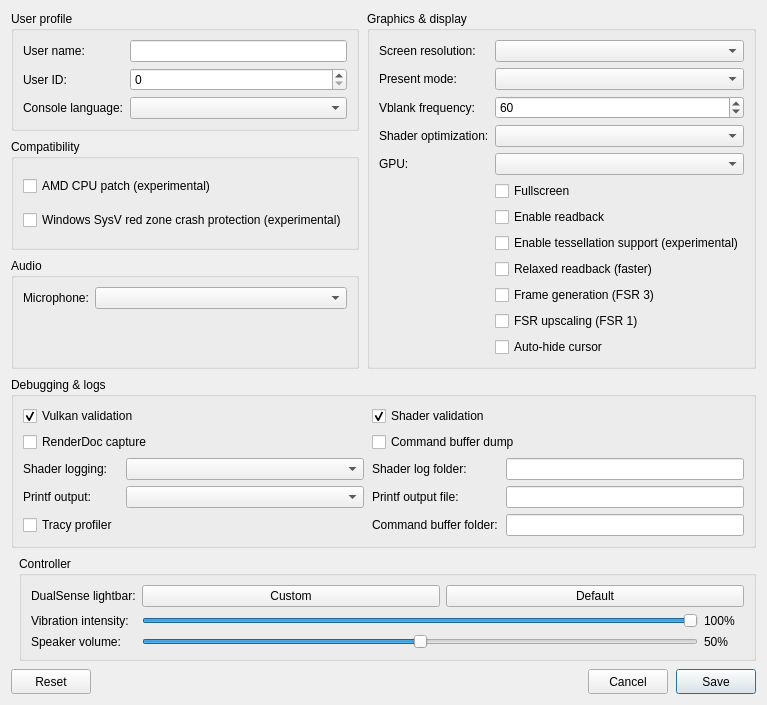
Above: src/launcher/forms/configuration_edit_dialog.ui from serbru20066666/brunoKytyPs5 before the change. Below: the same form after it.
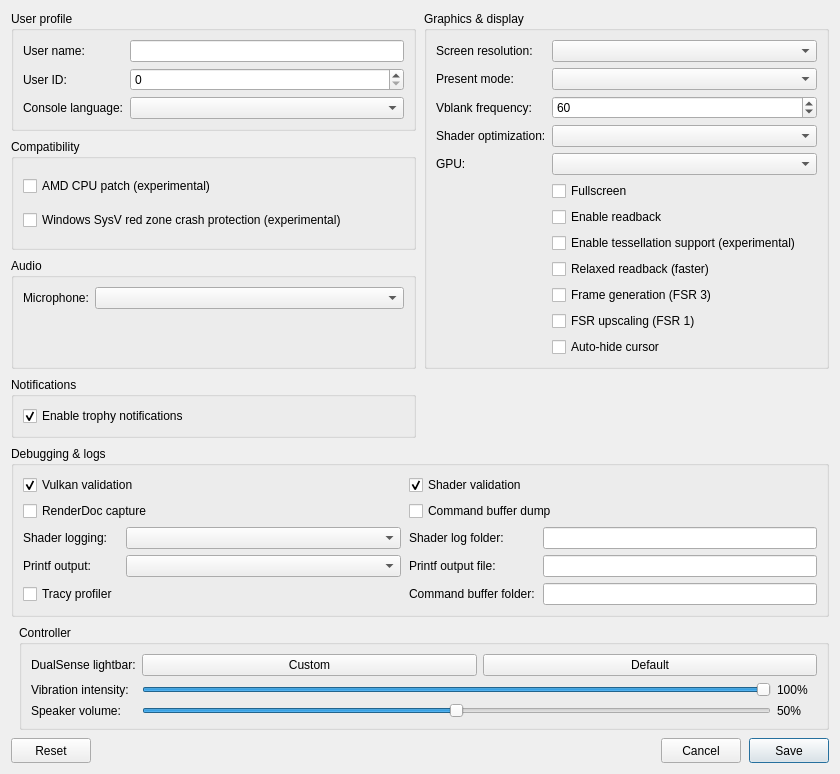
That is the form after the change. Custom widgets are drawn as their Qt base class.

Commit message: Add trophy notification support

```diff
--- a/src/launcher/forms/configuration_edit_dialog.ui
+++ b/src/launcher/forms/configuration_edit_dialog.ui
@@ -6,7 +6,7 @@
    <rect>
     <x>0</x>
     <y>0</y>
-    <width>760</width>
+    <width>840</width>
     <height>620</height>
    </rect>
   </property>
@@ -200,7 +200,22 @@
        </layout>
       </widget>
      </item>
-     <item row="3" column="0" colspan="2">
+     <item row="3" column="0">
+      <widget class="QGroupBox" name="notifications_group">
+       <property name="title"><string>Notifications</string></property>
+       <layout class="QVBoxLayout" name="notificationsLayout">
+        <item>
+         <widget class="QCheckBox" name="checkBox_trophy_notifications">
+          <property name="toolTip"><string>Show trophy unlock notifications and play their sound.
+To use your own sound, replace the emulator's assets/sounds/trophy-unlock.wav with a WAV file and restart the game.</string></property>
+          <property name="text"><string>Enable trophy notifications</string></property>
+          <property name="checked"><bool>true</bool></property>
+         </widget>
+        </item>
+       </layout>
+      </widget>
+     </item>
+     <item row="4" column="0" colspan="2">
       <widget class="QGroupBox" name="debug_group">
        <property name="title">
         <string>Debugging &amp;&amp; logs</string>
```
The commit also changes 21 other files.
